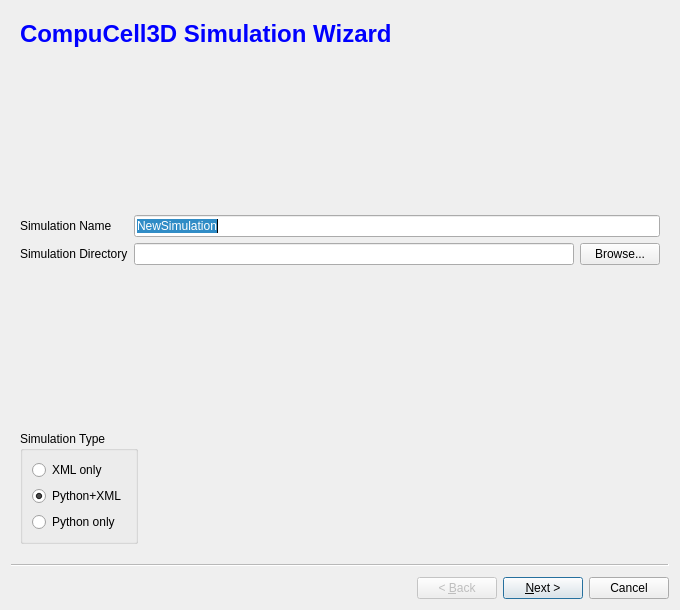
The window that CompuCell3D/Twedit++5/Plugins/CC3DProject/NewSimulationWizard.ui (CompuCell3D/CompuCell3D) describes before a commit, drawn with Qt 5.
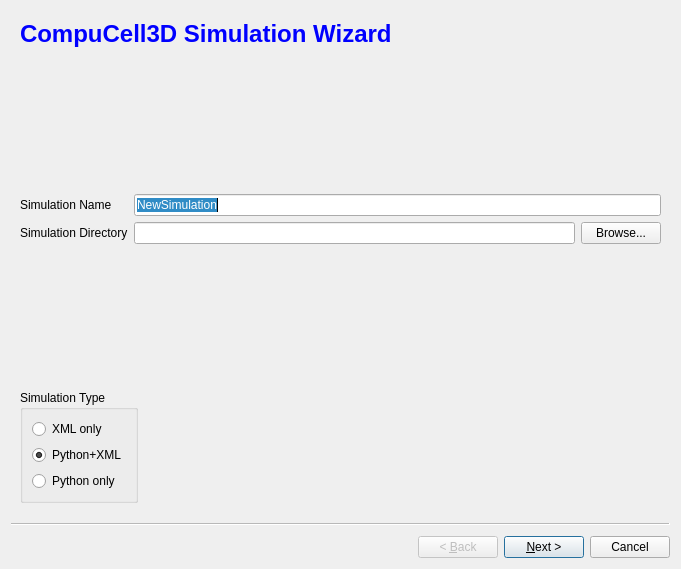
The same window after the commit.

Commit message: Fixed layout in the simulation wizard

What changed in the file:
```diff
--- a/CompuCell3D/Twedit++5/Plugins/CC3DProject/NewSimulationWizard.ui
+++ b/CompuCell3D/Twedit++5/Plugins/CC3DProject/NewSimulationWizard.ui
@@ -6,8 +6,8 @@
    <rect>
     <x>0</x>
     <y>0</y>
-    <width>680</width>
-    <height>610</height>
+    <width>681</width>
+    <height>569</height>
    </rect>
   </property>
   <property name="windowTitle">
```
Left out of the diff: 38 changed lines with no effect on the pictures. Lines whose indentation alone changed are shown as unchanged. The commit also changes 1 other file.
